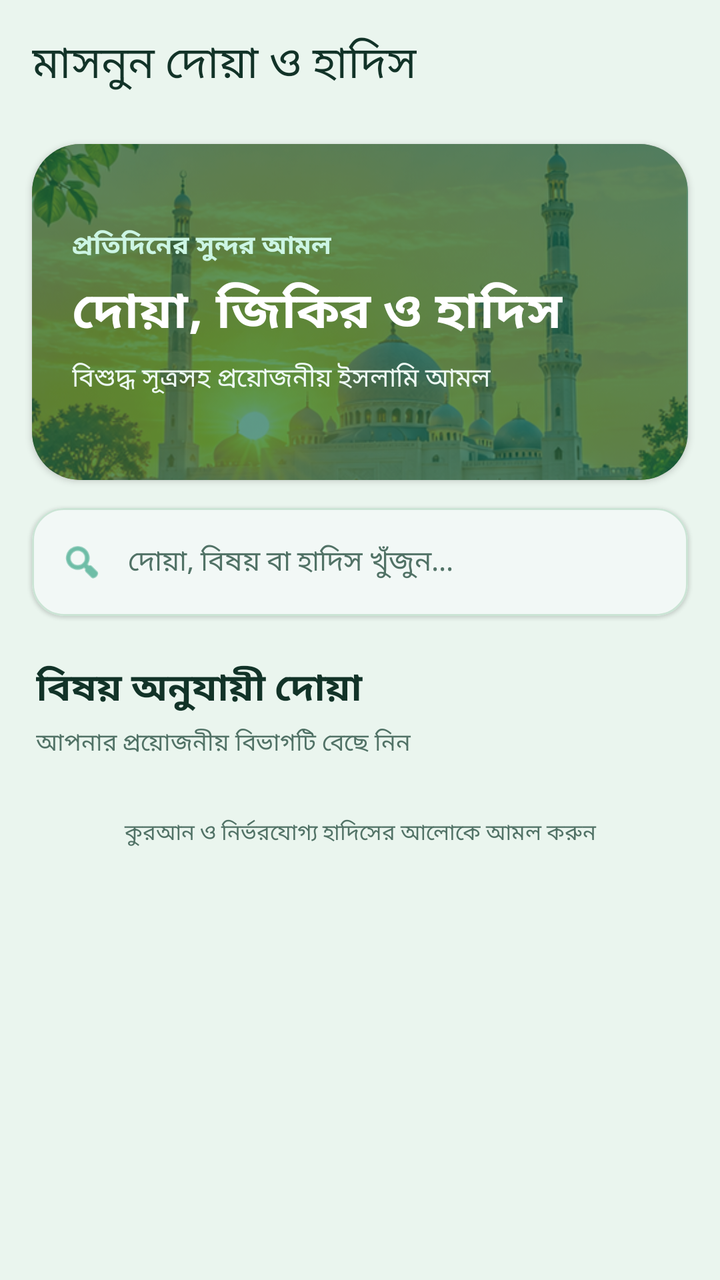
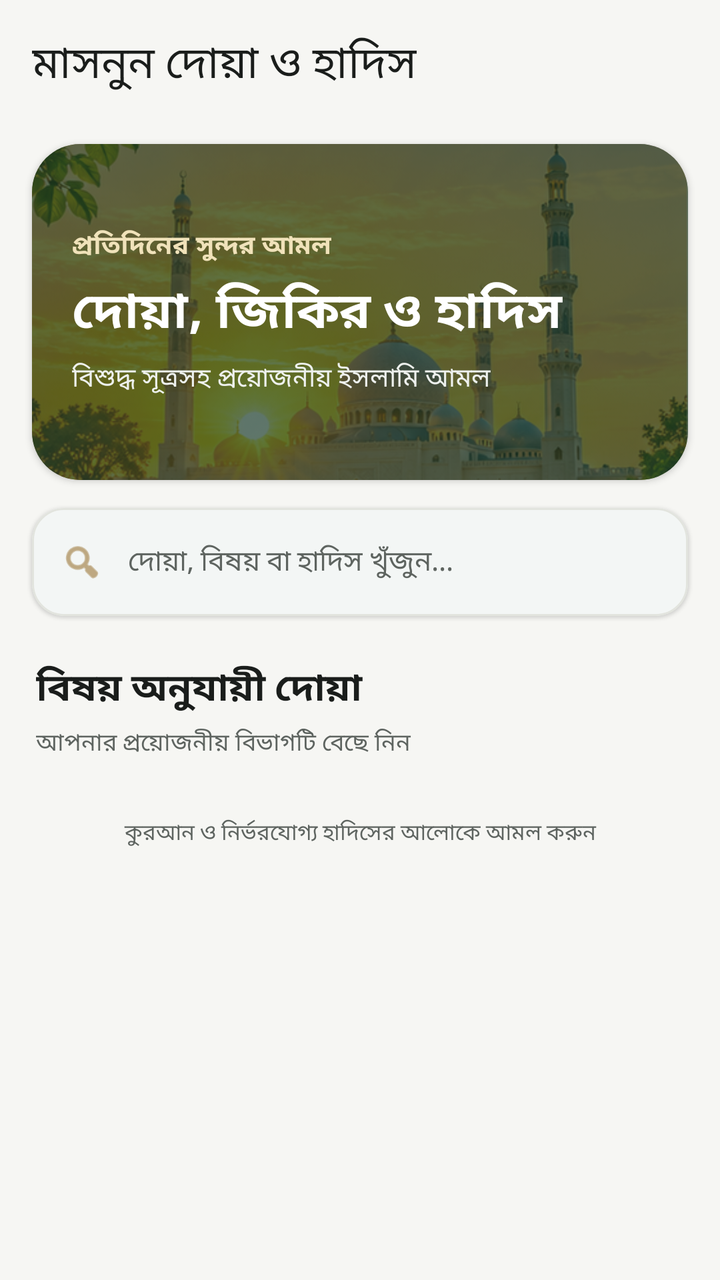

Compare the two renders of this Android layout. The source of the first and the diff that turns it into the second are given below.
<!-- AndroidManifest.xml: application theme Theme.IslamicAlarm -->
<!-- res/layout/activity_duas.xml -->
<?xml version="1.0" encoding="utf-8"?>
<LinearLayout xmlns:android="http://schemas.android.com/apk/res/android"
    xmlns:app="http://schemas.android.com/apk/res-auto"
    xmlns:tools="http://schemas.android.com/tools"
    android:layout_width="match_parent"
    android:layout_height="match_parent"
    android:background="@color/dua_background"
    android:orientation="vertical"
    tools:context="com.hafij.islamicalarm.duas.DuasFragment">

    <com.google.android.material.appbar.MaterialToolbar
        android:id="@+id/toolbarDuas"
        android:layout_width="match_parent"
        android:layout_height="?attr/actionBarSize"
        android:background="@color/dua_background"
        app:title="মাসনুন দোয়া ও হাদিস"
        app:titleTextColor="@color/dua_text"
        app:titleTextAppearance="@style/TextAppearance.Material3.TitleLarge" />

    <androidx.core.widget.NestedScrollView
        android:id="@+id/duaHomeScroll"
        android:layout_width="match_parent"
        android:layout_height="0dp"
        android:layout_weight="1"
        android:fillViewport="true"
        android:clipToPadding="false"
        android:paddingBottom="16dp">

        <LinearLayout
            android:layout_width="match_parent"
            android:layout_height="wrap_content"
            android:orientation="vertical">

            <com.google.android.material.card.MaterialCardView
                android:id="@+id/cardDuaHero"
                android:layout_width="match_parent"
                android:layout_height="wrap_content"
                android:layout_marginHorizontal="16dp"
                android:layout_marginTop="8dp"
                app:cardBackgroundColor="@color/dua_primary"
                app:cardCornerRadius="24dp"
                app:cardElevation="2dp"
                app:strokeWidth="0dp">

                <FrameLayout
                    android:layout_width="match_parent"
                    android:layout_height="168dp">

                    <ImageView
                        android:id="@+id/ivDuaHero"
                        android:layout_width="match_parent"
                        android:layout_height="match_parent"
                        android:alpha="0.58"
                        android:contentDescription="মসজিদের ছবি"
                        android:scaleType="centerCrop"
                        android:src="@drawable/dua_cat_mosque" />

                    <View
                        android:layout_width="match_parent"
                        android:layout_height="match_parent"
                        android:background="#6609573F" />

                    <LinearLayout
                        android:layout_width="match_parent"
                        android:layout_height="match_parent"
                        android:gravity="center_vertical"
                        android:orientation="vertical"
                        android:padding="20dp">

                        <TextView
                            android:layout_width="wrap_content"
                            android:layout_height="wrap_content"
                            android:text="প্রতিদিনের সুন্দর আমল"
                            android:textColor="#CCF5E4"
                            android:textSize="13sp"
                            android:textStyle="bold" />

                        <TextView
                            android:layout_width="match_parent"
                            android:layout_height="wrap_content"
                            android:layout_marginTop="5dp"
                            android:text="দোয়া, জিকির ও হাদিস"
                            android:textColor="@android:color/white"
                            android:textSize="25sp"
                            android:textStyle="bold" />

                        <TextView
                            android:layout_width="match_parent"
                            android:layout_height="wrap_content"
                            android:layout_marginTop="5dp"
                            android:text="বিশুদ্ধ সূত্রসহ প্রয়োজনীয় ইসলামি আমল"
                            android:textColor="#EDF9F3"
                            android:textSize="13sp" />
                    </LinearLayout>
                </FrameLayout>
            </com.google.android.material.card.MaterialCardView>

            <com.google.android.material.card.MaterialCardView
                android:layout_width="match_parent"
                android:layout_height="wrap_content"
                android:layout_marginHorizontal="16dp"
                android:layout_marginTop="14dp"
                app:cardBackgroundColor="@color/dua_surface"
                app:cardCornerRadius="16dp"
                app:cardElevation="1dp"
                app:strokeColor="@color/dua_border"
                app:strokeWidth="1dp">

                <LinearLayout
                    android:layout_width="match_parent"
                    android:layout_height="wrap_content"
                    android:gravity="center_vertical"
                    android:orientation="horizontal"
                    android:paddingHorizontal="14dp"
                    android:paddingVertical="3dp">

                    <ImageView
                        android:layout_width="22dp"
                        android:layout_height="22dp"
                        android:contentDescription="খুঁজুন"
                        android:src="@android:drawable/ic_menu_search"
                        android:tint="@color/dua_accent" />

                    <EditText
                        android:id="@+id/etSearchDua"
                        android:layout_width="0dp"
                        android:layout_height="48dp"
                        android:layout_weight="1"
                        android:background="@null"
                        android:hint="দোয়া, বিষয় বা হাদিস খুঁজুন..."
                        android:imeOptions="actionSearch"
                        android:inputType="text"
                        android:paddingStart="12dp"
                        android:textColor="@color/dua_text"
                        android:textColorHint="@color/dua_muted"
                        android:textSize="14sp" />
                </LinearLayout>
            </com.google.android.material.card.MaterialCardView>

            <TextView
                android:id="@+id/tvDuaSectionTitle"
                android:layout_width="match_parent"
                android:layout_height="wrap_content"
                android:layout_marginHorizontal="18dp"
                android:layout_marginTop="22dp"
                android:text="বিষয় অনুযায়ী দোয়া"
                android:textColor="@color/dua_text"
                android:textSize="19sp"
                android:textStyle="bold" />

            <TextView
                android:id="@+id/tvDuaSectionSubtitle"
                android:layout_width="match_parent"
                android:layout_height="wrap_content"
                android:layout_marginHorizontal="18dp"
                android:layout_marginTop="4dp"
                android:text="আপনার প্রয়োজনীয় বিভাগটি বেছে নিন"
                android:textColor="@color/dua_muted"
                android:textSize="12sp" />

            <androidx.recyclerview.widget.RecyclerView
                android:id="@+id/rvDuaCategories"
                android:layout_width="match_parent"
                android:layout_height="wrap_content"
                android:clipToPadding="false"
                android:nestedScrollingEnabled="false"
                android:paddingHorizontal="10dp"
                android:paddingTop="10dp"
                tools:listitem="@layout/item_dua_category" />

            <androidx.recyclerview.widget.RecyclerView
                android:id="@+id/rvDuas"
                android:layout_width="match_parent"
                android:layout_height="wrap_content"
                android:clipToPadding="false"
                android:nestedScrollingEnabled="false"
                android:paddingTop="8dp"
                android:visibility="gone"
                tools:listitem="@layout/item_dua" />

            <TextView
                android:id="@+id/tvDuaEmpty"
                android:layout_width="match_parent"
                android:layout_height="wrap_content"
                android:gravity="center"
                android:padding="28dp"
                android:text="কোনো দোয়া পাওয়া যায়নি"
                android:textColor="@color/dua_muted"
                android:textSize="14sp"
                android:visibility="gone" />

            <TextView
                android:id="@+id/tvDuaFooter"
                android:layout_width="match_parent"
                android:layout_height="wrap_content"
                android:gravity="center"
                android:paddingHorizontal="20dp"
                android:paddingTop="18dp"
                android:text="কুরআন ও নির্ভরযোগ্য হাদিসের আলোকে আমল করুন"
                android:textColor="@color/dua_muted"
                android:textSize="11sp" />
        </LinearLayout>
    </androidx.core.widget.NestedScrollView>
</LinearLayout>
<!-- res/layout/item_dua_category.xml (included above) -->
<?xml version="1.0" encoding="utf-8"?>
<com.google.android.material.card.MaterialCardView xmlns:android="http://schemas.android.com/apk/res/android"
    xmlns:app="http://schemas.android.com/apk/res-auto"
    android:layout_width="match_parent"
    android:layout_height="wrap_content"
    android:layout_margin="6dp"
    android:clickable="true"
    android:focusable="true"
    app:cardBackgroundColor="@color/dua_surface"
    app:cardCornerRadius="18dp"
    app:cardElevation="2dp"
    app:strokeColor="@color/dua_border"
    app:strokeWidth="1dp">

    <LinearLayout
        android:layout_width="match_parent"
        android:layout_height="wrap_content"
        android:orientation="vertical">

        <FrameLayout
            android:layout_width="match_parent"
            android:layout_height="104dp"
            android:background="@color/dua_soft_green">

            <TextView
                android:id="@+id/tvCategoryIcon"
                android:layout_width="match_parent"
                android:layout_height="match_parent"
                android:gravity="center"
                android:text="📿"
                android:textSize="43sp"
                android:importantForAccessibility="yes" />

            <TextView
                android:id="@+id/tvCategoryCount"
                android:layout_width="wrap_content"
                android:layout_height="wrap_content"
                android:layout_gravity="bottom|end"
                android:layout_margin="8dp"
                android:background="@drawable/bg_dua_count"
                android:paddingHorizontal="9dp"
                android:paddingVertical="4dp"
                android:text="০ এন্ট্রি"
                android:textColor="@color/dua_primary_dark"
                android:textSize="10sp"
                android:textStyle="bold" />
        </FrameLayout>

        <TextView
            android:id="@+id/tvCategoryName"
            android:layout_width="match_parent"
            android:layout_height="wrap_content"
            android:minHeight="56dp"
            android:gravity="center_vertical"
            android:maxLines="2"
            android:ellipsize="end"
            android:paddingHorizontal="11dp"
            android:paddingVertical="9dp"
            android:text="সকাল ও সন্ধ্যার জিকির"
            android:textColor="@color/dua_text"
            android:textSize="13sp"
            android:textStyle="bold" />
    </LinearLayout>
</com.google.android.material.card.MaterialCardView>
<!-- res/layout/item_dua.xml (included above) -->
<?xml version="1.0" encoding="utf-8"?>
<com.google.android.material.card.MaterialCardView xmlns:android="http://schemas.android.com/apk/res/android"
    xmlns:app="http://schemas.android.com/apk/res-auto"
    android:layout_width="match_parent"
    android:layout_height="wrap_content"
    android:layout_marginHorizontal="14dp"
    android:layout_marginVertical="7dp"
    android:clickable="true"
    android:focusable="true"
    app:cardBackgroundColor="@color/dua_surface"
    app:cardCornerRadius="20dp"
    app:cardElevation="2dp"
    app:strokeColor="@color/dua_border"
    app:strokeWidth="1dp">

    <LinearLayout
        android:layout_width="match_parent"
        android:layout_height="wrap_content"
        android:orientation="vertical"
        android:padding="14dp">

        <LinearLayout
            android:layout_width="match_parent"
            android:layout_height="wrap_content"
            android:gravity="center_vertical"
            android:orientation="horizontal">

            <TextView
                android:id="@+id/tvDuaIcon"
                android:layout_width="48dp"
                android:layout_height="48dp"
                android:background="@drawable/bg_dua_artwork"
                android:gravity="center"
                android:text="🤲"
                android:textSize="27sp" />

            <LinearLayout
                android:layout_width="0dp"
                android:layout_height="wrap_content"
                android:layout_marginStart="11dp"
                android:layout_weight="1"
                android:orientation="vertical">

                <TextView
                    android:id="@+id/tvDuaTitle"
                    android:layout_width="match_parent"
                    android:layout_height="wrap_content"
                    android:text="দোয়ার শিরোনাম"
                    android:textColor="@color/dua_primary"
                    android:textSize="16sp"
                    android:textStyle="bold" />

                <TextView
                    android:id="@+id/tvDuaCategoryTag"
                    android:layout_width="wrap_content"
                    android:layout_height="wrap_content"
                    android:layout_marginTop="5dp"
                    android:background="@drawable/bg_dua_count"
                    android:paddingHorizontal="8dp"
                    android:paddingVertical="4dp"
                    android:text="ক্যাটাগরি"
                    android:textColor="@color/dua_primary_dark"
                    android:textSize="10sp" />
            </LinearLayout>
        </LinearLayout>

        <TextView
            android:id="@+id/tvDuaArabic"
            android:layout_width="match_parent"
            android:layout_height="wrap_content"
            android:layout_marginTop="12dp"
            android:background="@drawable/bg_arabic_verse"
            android:gravity="end"
            android:lineSpacingExtra="5dp"
            android:maxLines="4"
            android:padding="12dp"
            android:text="الْقُرْآنُ الْكَرِيمُ"
            android:textColor="@color/dua_primary_dark"
            android:textDirection="rtl"
            android:textSize="23sp"
            android:fontFamily="serif" />

        <TextView
            android:id="@+id/tvDuaTranslation"
            android:layout_width="match_parent"
            android:layout_height="wrap_content"
            android:layout_marginTop="9dp"
            android:ellipsize="end"
            android:maxLines="3"
            android:text="অর্থ:"
            android:textColor="@color/dua_muted"
            android:textSize="13sp" />

        <TextView
            android:id="@+id/tvDuaWhen"
            android:layout_width="match_parent"
            android:layout_height="wrap_content"
            android:layout_marginTop="7dp"
            android:textColor="@color/dua_muted"
            android:textSize="12sp" />

        <com.google.android.material.button.MaterialButton
            android:id="@+id/btnOpenDuaDetail"
            style="@style/Widget.Material3.Button.TonalButton"
            android:layout_width="match_parent"
            android:layout_height="wrap_content"
            android:layout_marginTop="7dp"
            android:text="বিস্তারিত পড়ুন"
            android:textColor="@color/dua_primary"
            app:backgroundTint="@color/dua_soft_green"
            app:cornerRadius="12dp"
            app:icon="@android:drawable/ic_menu_view"
            app:iconTint="@color/dua_primary" />
    </LinearLayout>
</com.google.android.material.card.MaterialCardView>
<!-- resources referenced by this layout -->
<resources>
  <color name="dua_accent">#169672</color>
  <color name="dua_background">#EAF5EE</color>
  <color name="dua_border">#CBE4D5</color>
  <color name="dua_muted">#517266</color>
  <color name="dua_primary">#0E7656</color>
  <color name="dua_primary_dark">#09573F</color>
  <color name="dua_soft_green">#DDF0E5</color>
  <color name="dua_surface">#FFFFFF</color>
  <color name="dua_text">#123328</color>
  <!-- drawable bg_arabic_verse (drawable) -->
  <?xml version="1.0" encoding="utf-8"?>
  <shape xmlns:android="http://schemas.android.com/apk/res/android"
      android:shape="rectangle">
      <solid android:color="#EAF6EF" />
      <stroke
          android:width="1dp"
          android:color="#9AD2B6" />
      <corners android:radius="16dp" />
  </shape>
  <!-- drawable bg_dua_artwork (drawable) -->
  <?xml version="1.0" encoding="utf-8"?>
  <shape xmlns:android="http://schemas.android.com/apk/res/android">
      <solid android:color="@color/dua_soft_green" />
      <corners android:radius="14dp" />
      <stroke
          android:width="1dp"
          android:color="@color/dua_border" />
  </shape>
  <!-- drawable bg_dua_count (drawable) -->
  <?xml version="1.0" encoding="utf-8"?>
  <shape xmlns:android="http://schemas.android.com/apk/res/android">
      <solid android:color="@color/dua_soft_green"/>
      <corners android:radius="30dp"/>
  </shape>
  <!-- drawable dua_cat_mosque: png bitmap (drawable-nodpi, 410204 bytes) -->
  <style name="Theme.IslamicAlarm" parent="Theme.Material3.Light.NoActionBar">
          <item name="colorPrimary">@color/dua_primary</item>
          <item name="colorOnPrimary">@color/white</item>
          <item name="colorPrimaryDark">@color/primary_variant</item>
          <item name="colorSecondary">@color/secondary</item>
          <item name="colorOnSecondary">@color/white</item>
          <item name="colorSurface">@color/surface</item>
          <item name="colorOnSurface">@color/text_primary</item>
          <item name="android:colorBackground">@color/background</item>
          <item name="colorOnBackground">@color/text_primary</item>
          <item name="android:statusBarColor">@color/background</item>
          <item name="android:navigationBarColor">@color/background</item>
          <item name="android:windowLightStatusBar">true</item>
          <item name="android:windowLightNavigationBar">true</item>
          <item name="android:windowBackground">@color/background</item>
      </style>
  <color name="white">#FFFFFFFF</color>
  <color name="primary_variant">#09573F</color>
  <color name="secondary">#0E7656</color>
  <color name="surface">#FFFFFF</color>
  <color name="text_primary">#123328</color>
  <color name="background">#EAF5EE</color>
</resources>

<!-- the commit's change to res/layout/activity_duas.xml (unified diff, before → after) -->
@@ -58,7 +58,7 @@
                     <View
                         android:layout_width="match_parent"
                         android:layout_height="match_parent"
-                        android:background="#6609573F" />
+                        android:background="#7311261C" />
 
                     <LinearLayout
                         android:layout_width="match_parent"
@@ -71,7 +71,7 @@
                             android:layout_width="wrap_content"
                             android:layout_height="wrap_content"
                             android:text="প্রতিদিনের সুন্দর আমল"
-                            android:textColor="#CCF5E4"
+                            android:textColor="#F0E2BA"
                             android:textSize="13sp"
                             android:textStyle="bold" />
 
@@ -89,7 +89,7 @@
                             android:layout_height="wrap_content"
                             android:layout_marginTop="5dp"
                             android:text="বিশুদ্ধ সূত্রসহ প্রয়োজনীয় ইসলামি আমল"
-                            android:textColor="#EDF9F3"
+                            android:textColor="#EEF1EE"
                             android:textSize="13sp" />
                     </LinearLayout>
                 </FrameLayout>
@@ -208,12 +208,12 @@
     xmlns:app="http://schemas.android.com/apk/res-auto"
     android:layout_width="match_parent"
     android:layout_height="wrap_content"
-    android:layout_margin="6dp"
+    android:layout_margin="4dp"
     android:clickable="true"
     android:focusable="true"
     app:cardBackgroundColor="@color/dua_surface"
-    app:cardCornerRadius="18dp"
-    app:cardElevation="2dp"
+    app:cardCornerRadius="12dp"
+    app:cardElevation="1dp"
     app:strokeColor="@color/dua_border"
     app:strokeWidth="1dp">
 
@@ -224,7 +224,7 @@
 
         <FrameLayout
             android:layout_width="match_parent"
-            android:layout_height="104dp"
+            android:layout_height="62dp"
             android:background="@color/dua_soft_green">
 
             <TextView
@@ -233,37 +233,23 @@
                 android:layout_height="match_parent"
                 android:gravity="center"
                 android:text="📿"
-                android:textSize="43sp"
+                android:textSize="26sp"
                 android:importantForAccessibility="yes" />
-
-            <TextView
-                android:id="@+id/tvCategoryCount"
-                android:layout_width="wrap_content"
-                android:layout_height="wrap_content"
-                android:layout_gravity="bottom|end"
-                android:layout_margin="8dp"
-                android:background="@drawable/bg_dua_count"
-                android:paddingHorizontal="9dp"
-                android:paddingVertical="4dp"
-                android:text="০ এন্ট্রি"
-                android:textColor="@color/dua_primary_dark"
-                android:textSize="10sp"
-                android:textStyle="bold" />
         </FrameLayout>
 
         <TextView
             android:id="@+id/tvCategoryName"
             android:layout_width="match_parent"
             android:layout_height="wrap_content"
-            android:minHeight="56dp"
+            android:minHeight="34dp"
             android:gravity="center_vertical"
             android:maxLines="2"
             android:ellipsize="end"
-            android:paddingHorizontal="11dp"
-            android:paddingVertical="9dp"
+            android:paddingHorizontal="8dp"
+            android:paddingVertical="5dp"
             android:text="সকাল ও সন্ধ্যার জিকির"
             android:textColor="@color/dua_text"
-            android:textSize="13sp"
+            android:textSize="11.5sp"
             android:textStyle="bold" />
     </LinearLayout>
 </com.google.android.material.card.MaterialCardView>
@@ -273,13 +259,13 @@
     xmlns:app="http://schemas.android.com/apk/res-auto"
     android:layout_width="match_parent"
     android:layout_height="wrap_content"
-    android:layout_marginHorizontal="14dp"
-    android:layout_marginVertical="7dp"
+    android:layout_marginHorizontal="12dp"
+    android:layout_marginVertical="3dp"
     android:clickable="true"
     android:focusable="true"
     app:cardBackgroundColor="@color/dua_surface"
-    app:cardCornerRadius="20dp"
-    app:cardElevation="2dp"
+    app:cardCornerRadius="12dp"
+    app:cardElevation="1dp"
     app:strokeColor="@color/dua_border"
     app:strokeWidth="1dp">
 
@@ -287,7 +273,8 @@
         android:layout_width="match_parent"
         android:layout_height="wrap_content"
         android:orientation="vertical"
-        android:padding="14dp">
+        android:paddingHorizontal="10dp"
+        android:paddingVertical="8dp">
 
         <LinearLayout
             android:layout_width="match_parent"
@@ -297,17 +284,17 @@
 
             <TextView
                 android:id="@+id/tvDuaIcon"
-                android:layout_width="48dp"
-                android:layout_height="48dp"
+                android:layout_width="30dp"
+                android:layout_height="30dp"
                 android:background="@drawable/bg_dua_artwork"
                 android:gravity="center"
                 android:text="🤲"
-                android:textSize="27sp" />
+                android:textSize="16sp" />
 
             <LinearLayout
                 android:layout_width="0dp"
                 android:layout_height="wrap_content"
-                android:layout_marginStart="11dp"
+                android:layout_marginStart="8dp"
                 android:layout_weight="1"
                 android:orientation="vertical">
 
@@ -315,71 +302,72 @@
                     android:id="@+id/tvDuaTitle"
                     android:layout_width="match_parent"
                     android:layout_height="wrap_content"
+                    android:ellipsize="end"
+                    android:maxLines="2"
                     android:text="দোয়ার শিরোনাম"
                     android:textColor="@color/dua_primary"
-                    android:textSize="16sp"
+                    android:textSize="13.5sp"
                     android:textStyle="bold" />
 
                 <TextView
                     android:id="@+id/tvDuaCategoryTag"
                     android:layout_width="wrap_content"
                     android:layout_height="wrap_content"
-                    android:layout_marginTop="5dp"
-                    android:background="@drawable/bg_dua_count"
-                    android:paddingHorizontal="8dp"
-                    android:paddingVertical="4dp"
+                    android:layout_marginTop="2dp"
+                    android:ellipsize="end"
+                    android:maxLines="1"
                     android:text="ক্যাটাগরি"
-                    android:textColor="@color/dua_primary_dark"
-                    android:textSize="10sp" />
+                    android:textColor="@color/dua_muted"
+                    android:textSize="9.5sp" />
             </LinearLayout>
+
+            <TextView
+                android:layout_width="wrap_content"
+                android:layout_height="wrap_content"
+                android:paddingStart="6dp"
+                android:text="›"
+                android:textColor="@color/dua_primary"
+                android:textSize="18sp"
+                android:textStyle="bold" />
         </LinearLayout>
 
         <TextView
             android:id="@+id/tvDuaArabic"
             android:layout_width="match_parent"
             android:layout_height="wrap_content"
-            android:layout_marginTop="12dp"
+            android:layout_marginTop="5dp"
             android:background="@drawable/bg_arabic_verse"
+            android:ellipsize="end"
+            android:fontFamily="serif"
             android:gravity="end"
-            android:lineSpacingExtra="5dp"
-            android:maxLines="4"
-            android:padding="12dp"
+            android:lineSpacingExtra="2dp"
+            android:maxLines="2"
+            android:paddingHorizontal="8dp"
+            android:paddingVertical="5dp"
             android:text="الْقُرْآنُ الْكَرِيمُ"
             android:textColor="@color/dua_primary_dark"
             android:textDirection="rtl"
-            android:textSize="23sp"
-            android:fontFamily="serif" />
+            android:textSize="16sp" />
 
         <TextView
             android:id="@+id/tvDuaTranslation"
             android:layout_width="match_parent"
             android:layout_height="wrap_content"
-            android:layout_marginTop="9dp"
+            android:layout_marginTop="4dp"
             android:ellipsize="end"
-            android:maxLines="3"
+            android:maxLines="2"
             android:text="অর্থ:"
             android:textColor="@color/dua_muted"
-            android:textSize="13sp" />
+            android:textSize="11.5sp" />
 
         <TextView
             android:id="@+id/tvDuaWhen"
             android:layout_width="match_parent"
             android:layout_height="wrap_content"
-            android:layout_marginTop="7dp"
-            android:textColor="@color/dua_muted"
-            android:textSize="12sp" />
-
-        <com.google.android.material.button.MaterialButton
-            android:id="@+id/btnOpenDuaDetail"
-            style="@style/Widget.Material3.Button.TonalButton"
-            android:layout_width="match_parent"
-            android:layout_height="wrap_content"
-            android:layout_marginTop="7dp"
-            android:text="বিস্তারিত পড়ুন"
-            android:textColor="@color/dua_primary"
-            app:backgroundTint="@color/dua_soft_green"
-            app:cornerRadius="12dp"
-            app:icon="@android:drawable/ic_menu_view"
-            app:iconTint="@color/dua_primary" />
+            android:layout_marginTop="2dp"
+            android:ellipsize="end"
+            android:maxLines="1"
+            android:textColor="@color/dua_primary_dark"
+            android:textSize="10.5sp" />
     </LinearLayout>
 </com.google.android.material.card.MaterialCardView>
<!-- resource entries referenced after the edit -->
@@ -1,22 +1,22 @@
 <!-- resources referenced by this layout -->
 <resources>
-  <color name="dua_accent">#169672</color>
-  <color name="dua_background">#EAF5EE</color>
-  <color name="dua_border">#CBE4D5</color>
-  <color name="dua_muted">#517266</color>
-  <color name="dua_primary">#0E7656</color>
-  <color name="dua_primary_dark">#09573F</color>
-  <color name="dua_soft_green">#DDF0E5</color>
+  <color name="dua_accent">#9A7434</color>
+  <color name="dua_background">#F6F6F3</color>
+  <color name="dua_border">#E2E4DE</color>
+  <color name="dua_muted">#5E6460</color>
+  <color name="dua_primary">#1E563B</color>
+  <color name="dua_primary_dark">#143D29</color>
+  <color name="dua_soft_green">#ECEFE9</color>
   <color name="dua_surface">#FFFFFF</color>
-  <color name="dua_text">#123328</color>
+  <color name="dua_text">#1A1D1B</color>
   <!-- drawable bg_arabic_verse (drawable) -->
   <?xml version="1.0" encoding="utf-8"?>
   <shape xmlns:android="http://schemas.android.com/apk/res/android"
       android:shape="rectangle">
-      <solid android:color="#EAF6EF" />
+      <solid android:color="#F8F7F2" />
       <stroke
           android:width="1dp"
-          android:color="#9AD2B6" />
+          android:color="#DFDDD3" />
       <corners android:radius="16dp" />
   </shape>
   <!-- drawable bg_dua_artwork (drawable) -->
@@ -27,12 +27,6 @@
       <stroke
           android:width="1dp"
           android:color="@color/dua_border" />
-  </shape>
-  <!-- drawable bg_dua_count (drawable) -->
-  <?xml version="1.0" encoding="utf-8"?>
-  <shape xmlns:android="http://schemas.android.com/apk/res/android">
-      <solid android:color="@color/dua_soft_green"/>
-      <corners android:radius="30dp"/>
   </shape>
   <!-- drawable dua_cat_mosque: png bitmap (drawable-nodpi, 410204 bytes) -->
   <style name="Theme.IslamicAlarm" parent="Theme.Material3.Light.NoActionBar">
@@ -52,10 +46,10 @@
           <item name="android:windowBackground">@color/background</item>
       </style>
   <color name="white">#FFFFFFFF</color>
-  <color name="primary_variant">#09573F</color>
-  <color name="secondary">#0E7656</color>
+  <color name="primary_variant">#143D29</color>
+  <color name="secondary">#1E563B</color>
   <color name="surface">#FFFFFF</color>
-  <color name="text_primary">#123328</color>
-  <color name="background">#EAF5EE</color>
+  <color name="text_primary">#1A1D1B</color>
+  <color name="background">#F6F6F3</color>
 </resources>
 
